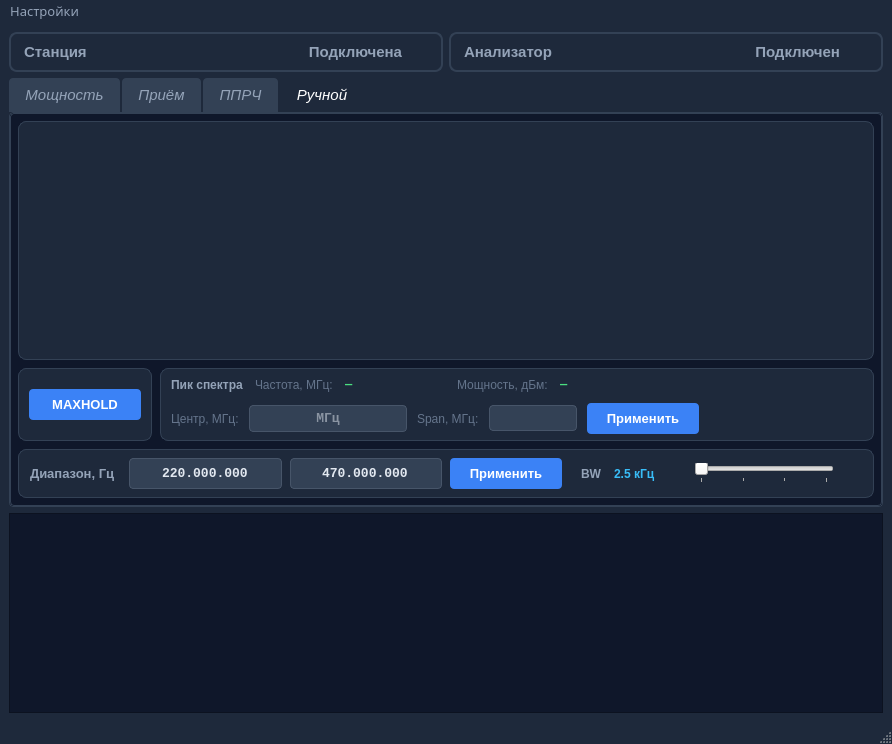
Qt form mainwindow.ui (vitalisimys/Check_station) before a commit.
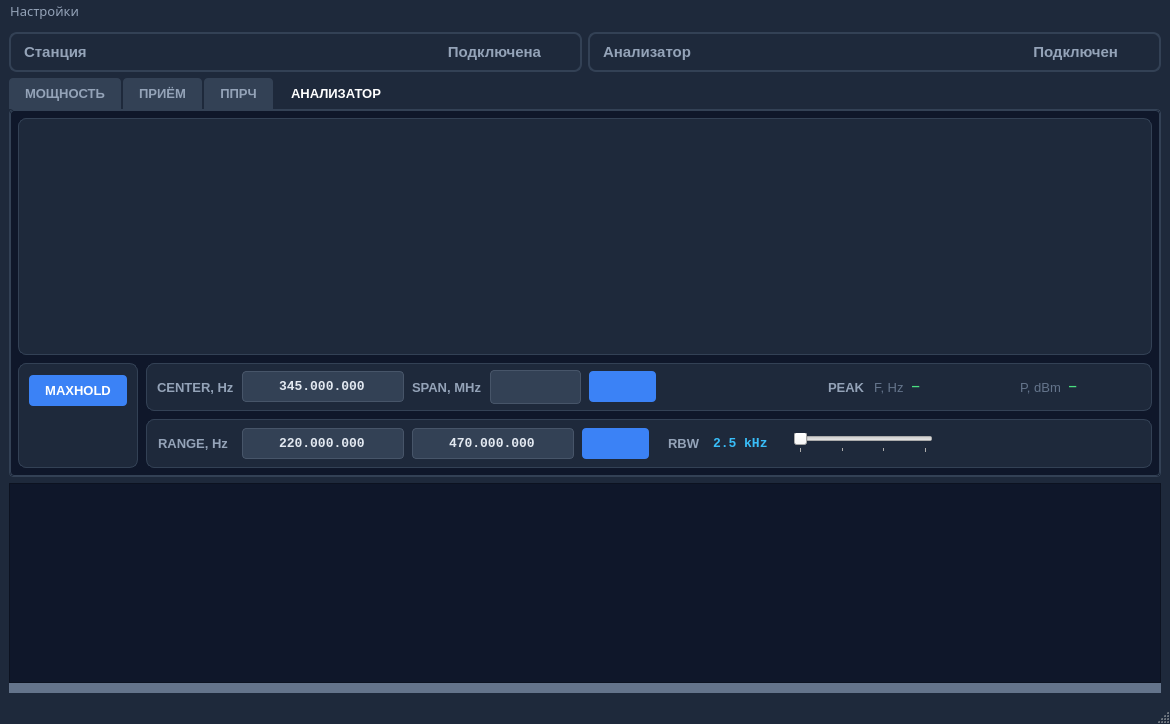
The same form after that commit. Icons and pictures are not drawn. Custom widgets are drawn as their Qt base class.

Commit message: Закончил вкладку "анализатор" со встренным алгоритмом подстраивания диапазона под поиск пика

```diff
--- a/mainwindow.ui
+++ b/mainwindow.ui
@@ -9,8 +9,8 @@
    <rect>
     <x>0</x>
     <y>0</y>
-    <width>892</width>
-    <height>744</height>
+    <width>1170</width>
+    <height>724</height>
    </rect>
   </property>
   <property name="windowTitle">
@@ -71,7 +71,7 @@
     background: none;
 }</string>
    </property>
-   <layout class="QVBoxLayout" name="verticalLayout">
+   <layout class="QVBoxLayout" name="verticalLayout_3">
     <item>
      <layout class="QHBoxLayout" name="horizontalLayout">
       <item>
@@ -256,9 +256,9 @@
       </property>
       <property name="font">
        <font>
-        <pointsize>11</pointsize>
-        <italic>true</italic>
-        <bold>false</bold>
+        <pointsize>10</pointsize>
+        <italic>false</italic>
+        <bold>true</bold>
        </font>
       </property>
       <property name="styleSheet">
@@ -266,7 +266,7 @@
 border: 1px solid #334155;
 background-color: #0f172a;
 border-radius: 4px;
-color: #94a3b8;
+color: #64748b;
 }
 
 QTabBar::tab {
@@ -312,12 +312,12 @@
 }</string>
        </property>
        <attribute name="title">
-        <string>Мощность</string>
+        <string>МОЩНОСТЬ</string>
        </attribute>
       </widget>
       <widget class="QWidget" name="tabRecieve">
        <attribute name="title">
-        <string>Приём</string>
+        <string>ПРИЁМ</string>
        </attribute>
       </widget>
       <widget class="QWidget" name="tabFHSS">
@@ -341,7 +341,7 @@
 }</string>
        </property>
        <attribute name="title">
-        <string>Ручной</string>
+        <string>АНАЛИЗАТОР</string>
        </attribute>
        <layout class="QVBoxLayout" name="verticalLayout_tabHands">
         <property name="spacing">
@@ -424,12 +424,15 @@
          </widget>
         </item>
         <item>
-         <layout class="QHBoxLayout" name="horizontalLayout_spectrumHoldPeak">
-          <property name="spacing">
-           <number>8</number>
-          </property>
+         <layout class="QHBoxLayout" name="horizontalLayout_8">
           <item>
            <widget class="QFrame" name="frameSpectrumHold">
+            <property name="sizePolicy">
+             <sizepolicy hsizetype="Preferred" vsizetype="Preferred">
+              <horstretch>0</horstretch>
+              <verstretch>0</verstretch>
+             </sizepolicy>
+            </property>
             <property name="styleSheet">
              <string notr="true">#frameSpectrumHold {
     background-color: #1e293b;
@@ -444,7 +447,7 @@
             <property name="frameShadow">
              <enum>QFrame::Plain</enum>
             </property>
-            <layout class="QHBoxLayout" name="horizontalLayout_spectrumCtrl">
+            <layout class="QVBoxLayout" name="verticalLayout_5">
              <property name="spacing">
               <number>10</number>
              </property>
@@ -462,6 +465,18 @@
              </property>
              <item>
               <widget class="QPushButton" name="pushButtonSpectrumClearHold">
+               <property name="sizePolicy">
+                <sizepolicy hsizetype="Fixed" vsizetype="Fixed">
+                 <horstretch>0</horstretch>
+                 <verstretch>0</verstretch>
+                </sizepolicy>
+               </property>
+               <property name="minimumSize">
+                <size>
+                 <width>0</width>
+                 <height>0</height>
+                </size>
+               </property>
                <property name="font">
                 <font>
                  <pointsize>10</pointsize>
@@ -476,7 +491,6 @@
     padding: 8px 16px;
     border-radius: 4px;
     font-weight: bold;
-    min-width: 80px;
 }
 QPushButton:hover { background-color: #2563eb; }
 QPushButton:pressed { background-color: #1d4ed8; }
@@ -498,13 +512,75 @@
                </property>
               </widget>
              </item>
-            </layout>
+             <item>
+              <layout class="QHBoxLayout" name="horizontalLayout_6">
+               <item>
+                <widget class="QPushButton" name="pushButtonSpectrumSavePlot">
+                 <property name="sizePolicy">
+                  <sizepolicy hsizetype="Minimum" vsizetype="Fixed">
+                   <horstretch>0</horstretch>
+                   <verstretch>0</verstretch>
+                  </sizepolicy>
+                 </property>
+                 <property name="minimumSize">
+                  <size>
+                   <width>35</width>
+                   <height>35</height>
+                  </size>
+                 </property>
+                 <property name="maximumSize">
+                  <size>
+                   <width>35</width>
+                   <height>35</height>
+                  </size>
+                 </property>
+                 <property name="cursor">
+                  <cursorShape>PointingHandCursor</cursorShape>
+                 </property>
+                 <property name="styleSheet">
+                  <string notr="true">QPushButton {
+    background: transparent;
+    border: none;
+    padding: 0px;
+}
+QPushButton:hover {
+    background: transparent;
+    border: none;
+}
+QPushButton:pressed {
+    background: transparent;
+    border: none;
+}</string>
+                 </property>
+                 <property name="text">
+                  <string/>
+                 </property>
+                 <property name="icon">
+                  <iconset resource="res.qrc">
+                   <normaloff>:/save.png</normaloff>:/save.png</iconset>
+                 </property>
+                 <property name="iconSize">
+                  <size>
+                   <width>40</width>
+                   <height>40</height>
+                  </size>
+                 </property>
+                 <property name="flat">
+                  <bool>false</bool>
+                 </property>
+                </widget>
+               </item>
+              </layout>
+             </item>
+            </layout>
            </widget>
           </item>
+          <item>
+           <layout class="QVBoxLayout" name="verticalLayout_2">
           <item>
            <widget class="QFrame" name="frameSpectrumPeak">
             <property name="sizePolicy">
-             <sizepolicy hsizetype="Expanding" vsizetype="Preferred">
+               <sizepolicy hsizetype="Preferred" vsizetype="Fixed">
               <horstretch>1</horstretch>
               <verstretch>0</verstretch>
              </sizepolicy>
@@ -523,7 +599,7 @@
             <property name="frameShadow">
              <enum>QFrame::Plain</enum>
             </property>
-            <layout class="QVBoxLayout" name="verticalLayout_spectrumPeak">
+              <layout class="QHBoxLayout" name="horizontalLayout_5">
              <property name="spacing">
               <number>8</number>
              </property>
@@ -538,101 +614,20 @@
              </property>
              <property name="bottomMargin">
               <number>0</number>
-             </property>
-             <item>
-              <layout class="QHBoxLayout" name="horizontalLayout_peak">
-               <property name="spacing">
-                <number>12</number>
-               </property>
-               <item>
-                <widget class="QLabel" name="labelSpectrumPeakTitle">
-                 <property name="styleSheet">
-                  <string notr="true">color: #94a3b8; font-weight: bold;</string>
-                 </property>
-                 <property name="text">
-                  <string>Пик спектра</string>
-                 </property>
-                </widget>
-               </item>
-               <item>
-                <widget class="QLabel" name="labelSpectrumPeakFreqCaption">
-                 <property name="styleSheet">
-                  <string notr="true">color: #64748b;</string>
-                 </property>
-                 <property name="text">
-                  <string>Частота, МГц:</string>
-                 </property>
-                </widget>
-               </item>
-               <item>
-                <widget class="QLabel" name="labelSpectrumPeakFreqValue">
-                 <property name="minimumSize">
-                  <size>
-                   <width>100</width>
-                   <height>0</height>
-                  </size>
-                 </property>
-                 <property name="styleSheet">
-                  <string notr="true">color: #4ade80; font-family: Consolas; font-weight: bold;</string>
-                 </property>
-                 <property name="text">
-                  <string>—</string>
-                 </property>
-                </widget>
-               </item>
-               <item>
-                <widget class="QLabel" name="labelSpectrumPeakPowerCaption">
-                 <property name="styleSheet">
-                  <string notr="true">color: #64748b;</string>
-                 </property>
-                 <property name="text">
-                  <string>Мощность, дБм:</string>
-                 </property>
-                </widget>
-               </item>
-               <item>
-                <widget class="QLabel" name="labelSpectrumPeakPowerValue">
-                 <property name="minimumSize">
-                  <size>
-                   <width>72</width>
-                   <height>0</height>
-                  </size>
-                 </property>
-                 <property name="styleSheet">
-                  <string notr="true">color: #4ade80; font-family: Consolas; font-weight: bold;</string>
-                 </property>
-                 <property name="text">
-                  <string>—</string>
-                 </property>
-                </widget>
-               </item>
-               <item>
-                <spacer name="horizontalSpacer_peak">
-                 <property name="orientation">
-                  <enum>Qt::Horizontal</enum>
-                 </property>
-                 <property name="sizeHint" stdset="0">
-                  <size>
-                   <width>40</width>
-                   <height>20</height>
-                  </size>
-                 </property>
-                </spacer>
-               </item>
-              </layout>
-             </item>
-             <item>
-              <layout class="QHBoxLayout" name="horizontalLayout_spectrumCenter">
-               <property name="spacing">
-                <number>10</number>
                </property>
                <item>
                 <widget class="QLabel" name="labelSpectrumCenterCaption">
+                 <property name="font">
+                  <font>
+                   <pointsize>10</pointsize>
+                   <bold>true</bold>
+                  </font>
+                 </property>
                  <property name="styleSheet">
-                  <string notr="true">color: #64748b;</string>
+                  <string notr="true">color: #94a3b8;</string>
                  </property>
                  <property name="text">
-                  <string>Центр, МГц:</string>
+                  <string>CENTER, Hz</string>
                  </property>
                 </widget>
                </item>
@@ -646,7 +641,7 @@
                  </property>
                  <property name="minimumSize">
                   <size>
-                   <width>100</width>
+                   <width>0</width>
                    <height>0</height>
                   </size>
                  </property>
@@ -662,55 +657,107 @@
     background-color: #334155;
     border-radius: 4px;
     color: #e2e8f0;
-    padding: 4px 8px;
+    padding: 6px 10px;
     border: 1px solid #475569;
 }</string>
                  </property>
+                 <property name="inputMask">
+                  <string>999.999.999</string>
+                 </property>
+                 <property name="text">
+                  <string>345.000.000</string>
+                 </property>
                  <property name="alignment">
                   <set>Qt::AlignCenter</set>
                  </property>
                  <property name="placeholderText">
-                  <string>МГц</string>
+                  <string>000.000.000</string>
                  </property>
                 </widget>
                </item>
                <item>
                 <widget class="QLabel" name="labelSpectrumSpanCaption">
+                 <property name="font">
+                  <font>
+                   <pointsize>10</pointsize>
+                   <bold>true</bold>
+                  </font>
+                 </property>
                  <property name="styleSheet">
-                  <string notr="true">color: #64748b;</string>
+                  <string notr="true">color: #94a3b8;</string>
                  </property>
                  <property name="text">
-                  <string>Span, МГц:</string>
+                  <string>SPAN, MHz</string>
                  </property>
                 </widget>
                </item>
                <item>
                 <widget class="QComboBox" name="comboBoxSpectrumSpanMHz">
+                 <property name="sizePolicy">
+                  <sizepolicy hsizetype="Fixed" vsizetype="Fixed">
+                   <horstretch>0</horstretch>
+                   <verstretch>0</verstretch>
+                  </sizepolicy>
+                 </property>
                  <property name="minimumSize">
                   <size>
-                   <width>88</width>
+                   <width>0</width>
                    <height>0</height>
                   </size>
                  </property>
+                 <property name="font">
+                  <font>
+                   <family>Ubuntu Sans</family>
+                   <pointsize>10</pointsize>
+                   <bold>false</bold>
+                  </font>
+                 </property>
                  <property name="styleSheet">
                   <string notr="true">#comboBoxSpectrumSpanMHz {
     background-color: #334155;
     color: #e2e8f0;
     border: 1px solid #475569;
     border-radius: 4px;
-    padding: 4px 8px;
+    padding: 6px 10px;
 }
-#comboBoxSpectrumSpanMHz::drop-down { border: none; width: 22px; }
+
+
+
+#comboBoxSpectrumSpanMHz::drop-down { border: none; width: 18px; }
+#comboBoxSpectrumSpanMHz::down-arrow {
+    image: url(:/caret-down.svg);
+    width: 10px;
+    height: 10px;
+}
+#comboBoxSpectrumSpanMHz QLineEdit {
+    background: transparent;
+    border: none;
+    color: #e2e8f0;
+    padding: 2px 4px;
+}
 #comboBoxSpectrumSpanMHz QAbstractItemView {
     background-color: #1e293b;
     color: #e2e8f0;
     selection-background-color: #3b82f6;
+    padding: 1px 2px;
 }</string>
                  </property>
                 </widget>
                </item>
                <item>
                 <widget class="QPushButton" name="pushButtonSpectrumCenterApply">
+                 <property name="sizePolicy">
+                  <sizepolicy hsizetype="Minimum" vsizetype="Fixed">
+                   <horstretch>0</horstretch>
+                   <verstretch>0</verstretch>
+                  </sizepolicy>
+                 </property>
+                 <property name="minimumSize">
+                  <size>
+                   <width>0</width>
+                   <height>0</height>
+                  </size>
+                 </property>
                  <property name="font">
                   <font>
                    <pointsize>10</pointsize>
@@ -725,36 +772,119 @@
     padding: 8px 16px;
     border-radius: 4px;
     font-weight: bold;
-    min-width: 80px;
 }
 QPushButton:hover { background-color: #2563eb; }
 QPushButton:pressed { background-color: #1d4ed8; }
 QPushButton:disabled { background-color: #475569; color: #94a3b8; }</string>
                  </property>
                  <property name="text">
-                  <string>Применить</string>
+                  <string/>
+                 </property>
+                 <property name="icon">
+                  <iconset resource="res.qrc">
+                   <normaloff>:/enter.png</normaloff>:/enter.png</iconset>
+                 </property>
+                 <property name="iconSize">
+                  <size>
+                   <width>15</width>
+                   <height>15</height>
+                  </size>
                  </property>
                 </widget>
                </item>
                <item>
-                <spacer name="horizontalSpacer_spectrumCenter">
+                <spacer name="horizontalSpacer_2">
                  <property name="orientation">
                   <enum>Qt::Horizontal</enum>
                  </property>
                  <property name="sizeHint" stdset="0">
                   <size>
-                   <width>20</width>
+                   <width>40</width>
                    <height>20</height>
                   </size>
                  </property>
                 </spacer>
                </item>
-              </layout>
-             </item>
-            </layout>
-           </widget>
-          </item>
-         </layout>
+               <item>
+                <widget class="QLabel" name="labelSpectrumPeakTitle">
+                 <property name="font">
+                  <font>
+                   <pointsize>10</pointsize>
+                   <bold>true</bold>
+                  </font>
+                 </property>
+                 <property name="styleSheet">
+                  <string notr="true">color: #94a3b8; font-weight: bold;</string>
+                 </property>
+                 <property name="text">
+                  <string>PEAK</string>
+                 </property>
+                </widget>
+               </item>
+               <item>
+                <widget class="QLabel" name="labelSpectrumPeakFreqCaption">
+                 <property name="font">
+                  <font>
+                   <pointsize>10</pointsize>
+                  </font>
+                 </property>
+                 <property name="styleSheet">
+                  <string notr="true">color: #64748b;</string>
+                 </property>
+                 <property name="text">
+                  <string>F, Hz</string>
+                 </property>
+                </widget>
+               </item>
+               <item>
+                <widget class="QLabel" name="labelSpectrumPeakFreqValue">
+                 <property name="minimumSize">
+                  <size>
+                   <width>100</width>
+                   <height>0</height>
+                  </size>
+                 </property>
+                 <property name="styleSheet">
+                  <string notr="true">color: #4ade80; font-family: Consolas; font-weight: bold;</string>
+                 </property>
+                 <property name="text">
+                  <string>—</string>
+                 </property>
+                </widget>
+               </item>
+               <item>
+                <widget class="QLabel" name="labelSpectrumPeakPowerCaption">
+                 <property name="font">
+                  <font>
+                   <pointsize>10</pointsize>
+                  </font>
+                 </property>
+                 <property name="styleSheet">
+                  <string notr="true">color: #64748b;</string>
+                 </property>
+                 <property name="text">
+                  <string>P, dBm</string>
+                 </property>
+                </widget>
+               </item>
+               <item>
+                <widget class="QLabel" name="labelSpectrumPeakPowerValue">
+                 <property name="minimumSize">
+                  <size>
+                   <width>72</width>
+                   <height>0</height>
+                  </size>
+                 </property>
+                 <property name="styleSheet">
+                  <string notr="true">color: #4ade80; font-family: Consolas; font-weight: bold;</string>
+                 </property>
+                 <property name="text">
+                  <string>—</string>
+                 </property>
+                </widget>
+               </item>
+              </layout>
+             </widget>
         </item>
         <item>
          <widget class="QFrame" name="frameRange">
@@ -809,7 +939,7 @@
 }</string>
              </property>
              <property name="text">
-              <string>Диапазон, Гц</string>
+                  <string>RANGE, Hz</string>
              </property>
             </widget>
            </item>
@@ -823,7 +953,7 @@
              </property>
              <property name="minimumSize">
               <size>
-               <width>120</width>
+                   <width>0</width>
                <height>0</height>
               </size>
              </property>
@@ -874,7 +1004,7 @@
              </property>
              <property name="minimumSize">
               <size>
-               <width>120</width>
+                   <width>0</width>
                <height>0</height>
               </size>
              </property>
@@ -911,6 +1041,18 @@
            </item>
            <item>
             <widget class="QPushButton" name="pushButtonChangeRange">
+                 <property name="sizePolicy">
+                  <sizepolicy hsizetype="Minimum" vsizetype="Fixed">
+                   <horstretch>0</horstretch>
+                   <verstretch>0</verstretch>
+                  </sizepolicy>
+                 </property>
+                 <property name="minimumSize">
+                  <size>
+                   <width>0</width>
+                   <height>0</height>
+                  </size>
+                 </property>
              <property name="font">
               <font>
                <pointsize>10</pointsize>
@@ -925,19 +1067,34 @@
     padding: 8px 16px;
     border-radius: 4px;
     font-weight: bold;
-    min-width: 80px;
 }
 QPushButton:hover { background-color: #2563eb; }
 QPushButton:pressed { background-color: #1d4ed8; }
 QPushButton:disabled { background-color: #475569; color: #94a3b8; }</string>
              </property>
              <property name="text">
-              <string>Применить</string>
+                  <string/>
+                 </property>
+                 <property name="icon">
+                  <iconset resource="res.qrc">
+                   <normaloff>:/enter.png</normaloff>:/enter.png</iconset>
+                 </property>
+                 <property name="iconSize">
+                  <size>
+                   <width>15</width>
+                   <height>15</height>
+                  </size>
              </property>
             </widget>
            </item>
            <item>
             <widget class="QLabel" name="labelSpectrumBwCaption">
+                 <property name="font">
+                  <font>
+                   <pointsize>10</pointsize>
+                   <bold>true</bold>
+                  </font>
+                 </property>
              <property name="styleSheet">
               <string notr="true">#labelSpectrumBwCaption {
     color: #94a3b8;
@@ -946,7 +1103,7 @@
 }</string>
              </property>
              <property name="text">
-              <string>BW</string>
+                  <string>RBW</string>
              </property>
             </widget>
            </item>
@@ -958,6 +1115,13 @@
                <height>0</height>
               </size>
              </property>
+                 <property name="font">
+                  <font>
+                   <family>Consolas</family>
+                   <pointsize>10</pointsize>
+                   <bold>true</bold>
+                  </font>
+                 </property>
              <property name="styleSheet">
               <string notr="true">#labelSpectrumBwValue {
     color: #38bdf8;
@@ -966,7 +1130,7 @@
 }</string>
              </property>
              <property name="text">
-              <string>2.5 кГц</string>
+                  <string>2.5 kHz</string>
              </property>
              <property name="alignment">
               <set>Qt::AlignLeading|Qt::AlignLeft|Qt::AlignVCenter</set>
@@ -975,6 +1139,12 @@
            </item>
            <item>
             <widget class="QSlider" name="horizontalSliderBW">
+                 <property name="sizePolicy">
+                  <sizepolicy hsizetype="Minimum" vsizetype="Fixed">
+                   <horstretch>0</horstretch>
+                   <verstretch>0</verstretch>
+                  </sizepolicy>
+                 </property>
              <property name="minimumSize">
               <size>
                <width>140</width>
@@ -1024,9 +1194,30 @@
          </widget>
         </item>
        </layout>
+          </item>
+         </layout>
+        </item>
+       </layout>
       </widget>
      </widget>
     </item>
+    <item>
+     <layout class="QVBoxLayout" name="verticalLayout">
+      <property name="spacing">
+       <number>0</number>
+      </property>
+      <property name="leftMargin">
+       <number>0</number>
+      </property>
+      <property name="topMargin">
+       <number>0</number>
+      </property>
+      <property name="rightMargin">
+       <number>0</number>
+      </property>
+      <property name="bottomMargin">
+       <number>0</number>
+      </property>
     <item>
      <widget class="QTextEdit" name="logTextEdit">
       <property name="sizePolicy">
@@ -1110,6 +1301,51 @@
       </property>
      </widget>
     </item>
+      <item>
+       <widget class="QPushButton" name="pushButtonToggleLog">
+        <property name="maximumSize">
+         <size>
+          <width>16777215</width>
+          <height>10</height>
+         </size>
+        </property>
+        <property name="font">
+         <font>
+          <pointsize>10</pointsize>
+          <bold>true</bold>
+         </font>
+        </property>
+        <property name="styleSheet">
+         <string notr="true">QPushButton {
+    background-color: #64748b;
+    color: #e2e8f0;
+    border: 1px solid #64748b;
+    padding: 4px 8px;
+    border-radius: 0px;
+    font-weight: bold;
+    min-width: 80px;
+}
+QPushButton:hover { background-color: #708197; border-color: #708197; }
+QPushButton:pressed { background-color: #55657b; border-color: #55657b; }
+QPushButton:disabled { background-color: #64748b; color: #94a3b8; border: 1px solid #64748b; }</string>
+        </property>
+        <property name="text">
+         <string/>
+        </property>
+        <property name="icon">
+         <iconset resource="res.qrc">
+          <normaloff>:/caret-down.svg</normaloff>:/caret-down.svg</iconset>
+        </property>
+        <property name="iconSize">
+         <size>
+          <width>16</width>
+          <height>16</height>
+         </size>
+        </property>
+       </widget>
+      </item>
+     </layout>
+    </item>
    </layout>
   </widget>
   <widget class="QMenuBar" name="menubar">
@@ -1117,7 +1353,7 @@
     <rect>
      <x>0</x>
      <y>0</y>
-     <width>892</width>
+     <width>1170</width>
      <height>21</height>
     </rect>
    </property>
```
Lines whose indentation alone changed are shown as unchanged. The commit also changes 12 other files.
